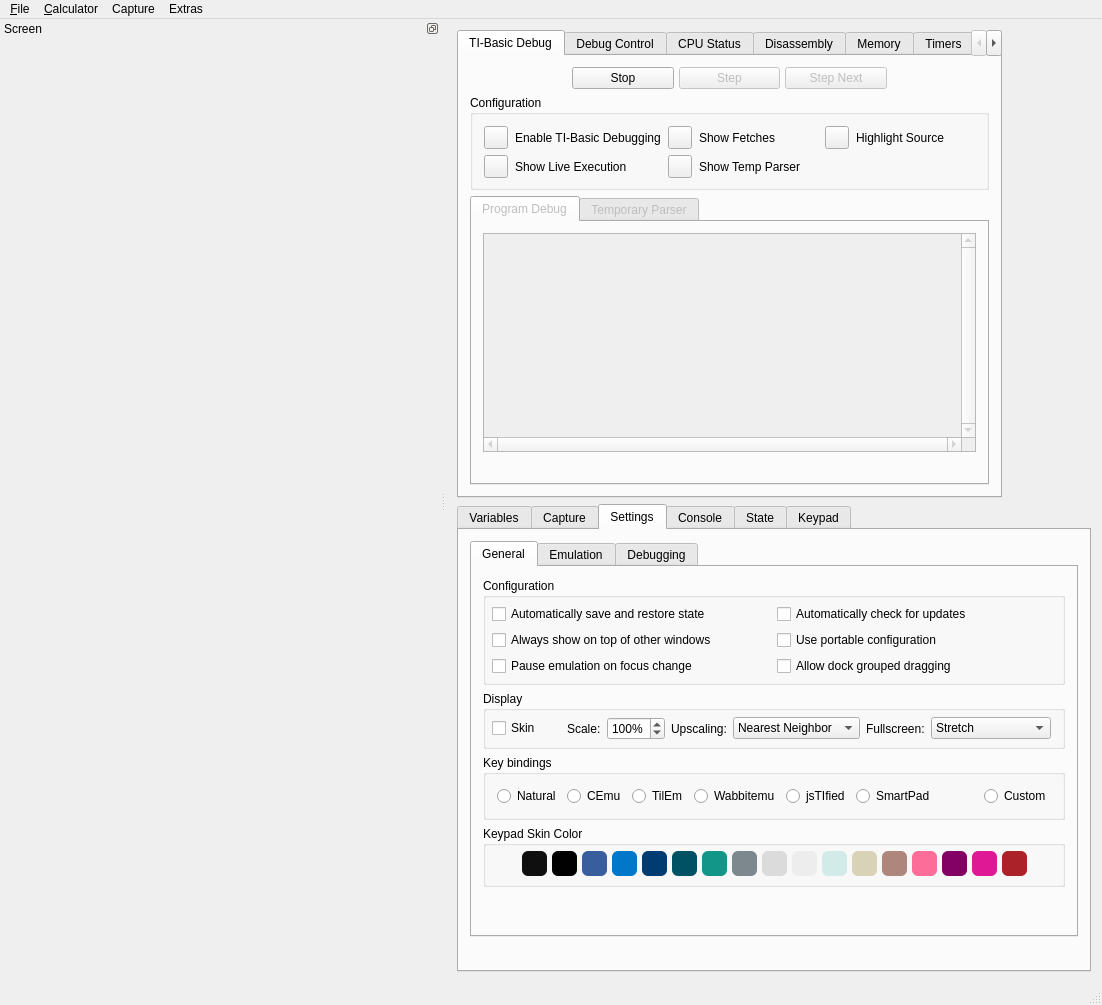
Before: the Qt Designer form gui/qt/mainwindow.ui in CE-Programming/CEmu, drawn with Qt 5.
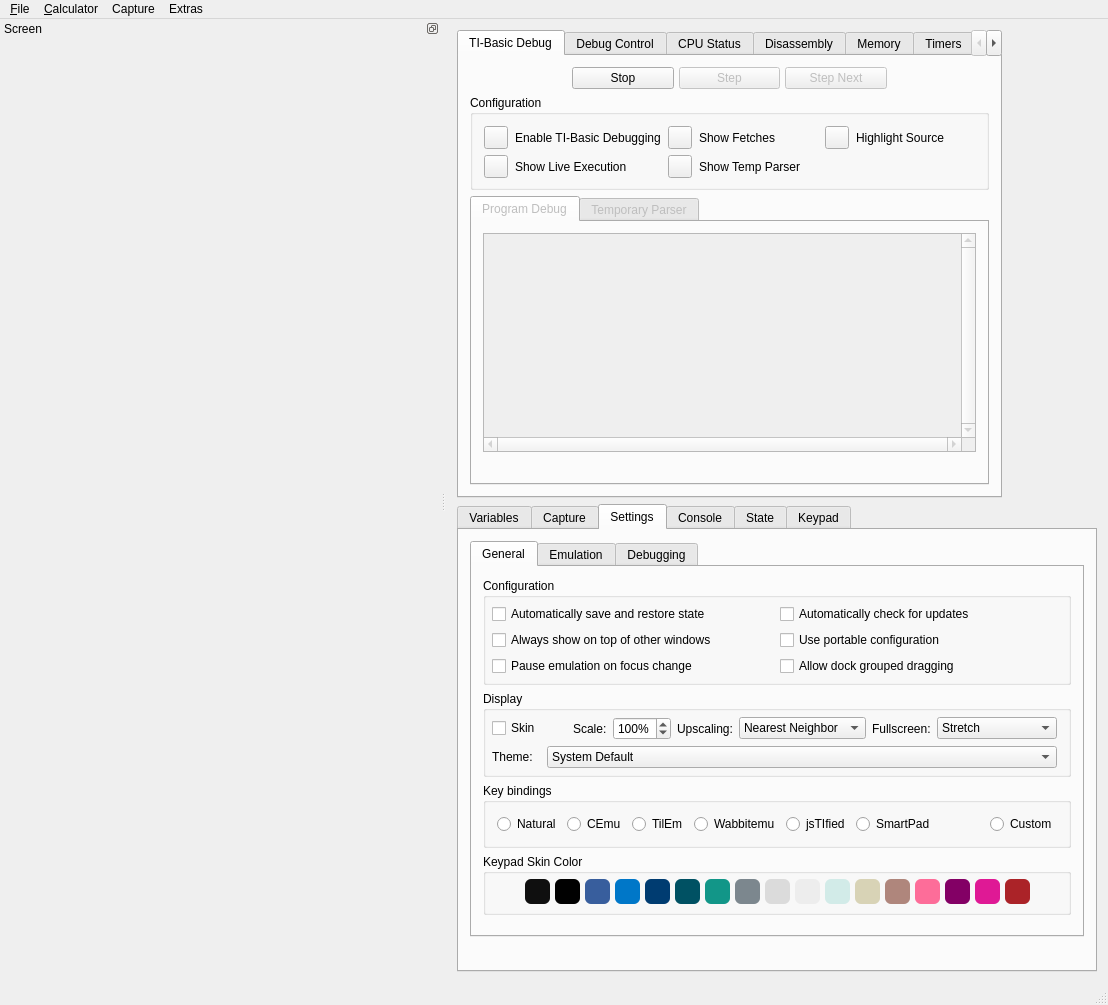
After: the same form once the commit is applied. The open tabs and pages were chosen to show the change. Icons and pictures are not drawn. Custom widgets are drawn as their Qt base class.

Commit message: initial implementation of runtime theme switching

What changed in the file:
```diff
--- a/gui/qt/mainwindow.ui
+++ b/gui/qt/mainwindow.ui
@@ -7771,6 +7771,45 @@
                  </property>
                 </spacer>
                </item>
+                <item row="1" column="0">
+                 <widget class="QLabel" name="labelTheme">
+                  <property name="text">
+                   <string>Theme:</string>
+                  </property>
+                 </widget>
+                </item>
+                <item row="1" column="1" colspan="7">
+                 <widget class="QComboBox" name="comboTheme">
+                  <item>
+                   <property name="text">
+                    <string>System Default</string>
+                   </property>
+                  </item>
+                  <item>
+                   <property name="text">
+                    <string>Light</string>
+                   </property>
+                  </item>
+                  <item>
+                   <property name="text">
+                    <string>Dark</string>
+                   </property>
+                  </item>
+                 </widget>
+                </item>
+                <item row="1" column="8">
+                 <spacer name="horizontalSpacerTheme">
+                  <property name="orientation">
+                   <enum>Qt::Horizontal</enum>
+                  </property>
+                  <property name="sizeHint" stdset="0">
+                   <size>
+                    <width>0</width>
+                    <height>20</height>
+                   </size>
+                  </property>
+                 </spacer>
+                </item>
               </layout>
              </widget>
             </item>
```
The commit also changes 3 other files.
